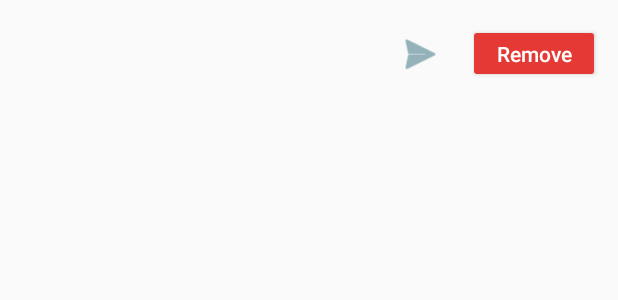
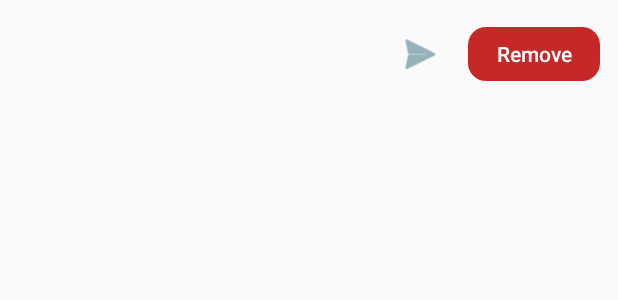
Before and after one commit to aliu1014/cse-5236-betabuddy, an Android app built with Jetpack Compose: the layout row_friend.xml on its own in the app's theme, with its tools: preview values and no code run, on a phone screen of 412 x 824 dp. Shown: the top 300 px of the screen. Run offline under Robolectric (Android 15) with nearby library versions, the light colour scheme and no system bars.

Commit message:
Fixed friend list

```diff
--- a/app/src/main/java/com/example/betabuddy/friends/FindFriendsFragment.kt
+++ b/app/src/main/java/com/example/betabuddy/friends/FindFriendsFragment.kt
@@ -217,7 +217,8 @@ private class TextRowVH(
         val tvLocation = itemView.findViewById<android.widget.TextView>(R.id.tvLocation)
         val btnRequest = itemView.findViewById<android.widget.Button>(R.id.btnRequest)
 
-        tvName.text = text
+        val cleanText = text.replace(Regex("\\(Lead[^)]*\\)"), "").trim()
+        tvName.text = cleanText
         tvLocation.text = ""   // or keep whatever you were doing here
 
         // Clicking the **row** opens the profile
--- /dev/null
+++ b/app/src/main/res/drawable/rounded_button.xml
@@ -0,0 +1,12 @@
+<?xml version="1.0" encoding="utf-8"?>
+<shape xmlns:android="http://schemas.android.com/apk/res/android"
+    android:shape="rectangle">
+
+    <corners android:radius="12dp" />
+
+    <padding
+        android:left="12dp"
+        android:top="8dp"
+        android:right="12dp"
+        android:bottom="8dp" />
+</shape>
--- a/app/src/main/res/layout/fragment_chat.xml
+++ b/app/src/main/res/layout/fragment_chat.xml
@@ -72,7 +72,9 @@
                 android:paddingBottom="12dp"
                 android:hint="@string/hint_type_message"
                 android:background="@android:color/white"
-                android:layout_marginEnd="8dp"/>
+                android:layout_marginEnd="8dp"
+                android:imeOptions="actionSend"
+                android:inputType="textCapSentences|textMultiLine" />
 
             <Button
                 android:id="@+id/btnSend"
--- a/app/src/main/res/layout/row_friend.xml
+++ b/app/src/main/res/layout/row_friend.xml
@@ -52,7 +52,8 @@
         android:text="@string/remove"
         android:textAllCaps="false"
         android:textColor="@android:color/white"
-        android:backgroundTint="#E53935"
+        android:background="@drawable/rounded_button"
+        android:backgroundTint="#C62828"
         android:layout_marginStart="8dp"
         android:minHeight="36dp"
         android:paddingHorizontal="12dp" />
```
Also changed, not shown: app/src/main/java/com/example/betabuddy/chat/ChatFragment.kt (+37 -21 lines), app/src/main/java/com/example/betabuddy/friendlist/FriendsFragment.kt (+44 -4 lines).
